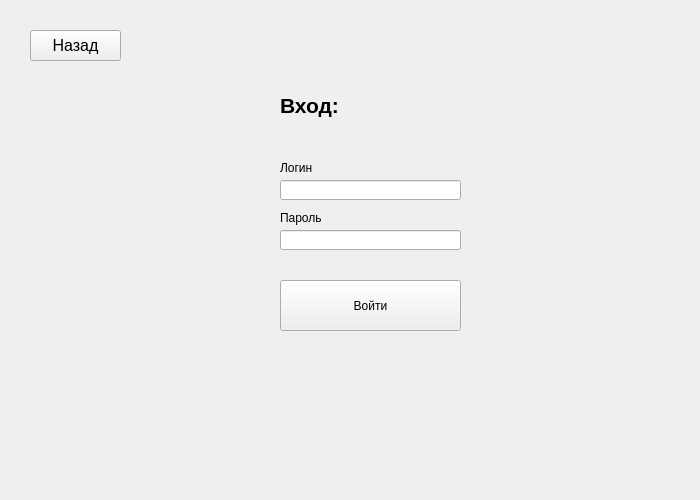
Before: the Qt Designer form untitled.ui in VoronovV/Sanatorium, drawn with Qt 5.
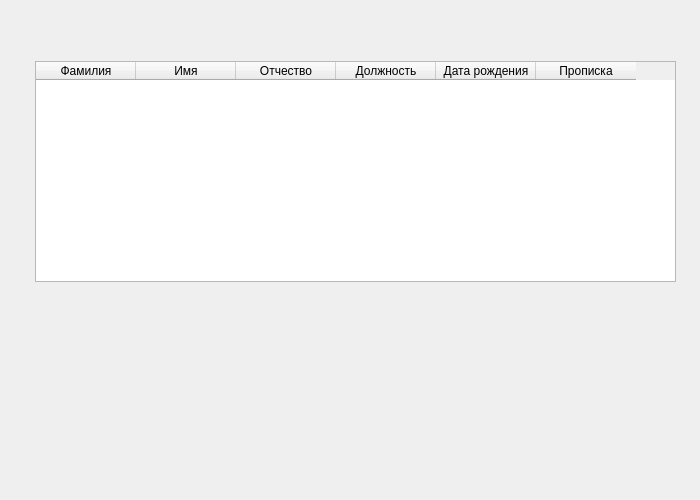
After: the same form once the commit is applied.

Commit message: add table page

What changed in the file:
```diff
--- a/untitled.ui
+++ b/untitled.ui
@@ -69,7 +69,7 @@
      </size>
     </property>
     <property name="currentIndex">
-     <number>2</number>
+     <number>1</number>
     </property>
     <widget class="QWidget" name="main_page">
      <widget class="QPushButton" name="entry_btn">
@@ -101,6 +101,51 @@
      <zorder>regisration_btn</zorder>
      <zorder>entry_btn</zorder>
     </widget>
+    <widget class="QWidget" name="table_page">
+     <widget class="QTableWidget" name="tableWidget">
+      <property name="geometry">
+       <rect>
+        <x>35</x>
+        <y>61</y>
+        <width>641</width>
+        <height>221</height>
+       </rect>
+      </property>
+      <property name="styleSheet">
+       <string notr="true"/>
+      </property>
+      <column>
+       <property name="text">
+        <string>Фамилия</string>
+       </property>
+      </column>
+      <column>
+       <property name="text">
+        <string>Имя</string>
+       </property>
+      </column>
+      <column>
+       <property name="text">
+        <string>Отчество</string>
+       </property>
+      </column>
+      <column>
+       <property name="text">
+        <string>Должность</string>
+       </property>
+      </column>
+      <column>
+       <property name="text">
+        <string>Дата рождения</string>
+       </property>
+      </column>
+      <column>
+       <property name="text">
+        <string>Прописка</string>
+       </property>
+      </column>
+     </widget>
+    </widget>
     <widget class="QWidget" name="registration_page">
      <widget class="QLabel" name="label_4">
       <property name="geometry">
```
The commit also changes 4 other files.
